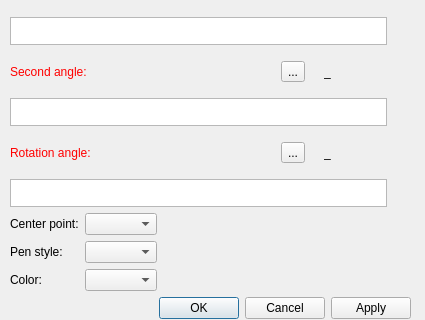
Old version of the form src/libs/vtools/dialogs/tools/dialogellipticalarc.ui in the repository FashionFreedom/Seamly2D; both pictures show x 0 to 425 and y 203 to 523 of the 425 by 523 pixel window.
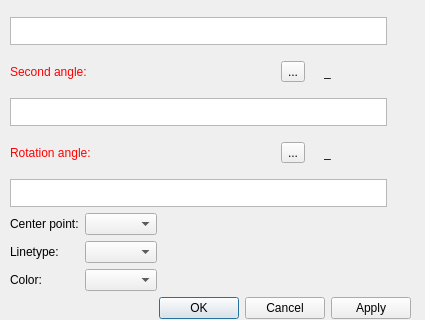
New version of the form. Icons and pictures are not drawn.

Patch:
```diff
--- a/src/libs/vtools/dialogs/tools/dialogellipticalarc.ui
+++ b/src/libs/vtools/dialogs/tools/dialogellipticalarc.ui
@@ -1001,7 +1001,7 @@
         <item row="1" column="0">
          <widget class="QLabel" name="label">
           <property name="text">
-           <string>Pen style:</string>
+           <string>Linetype:</string>
           </property>
          </widget>
         </item>
```
